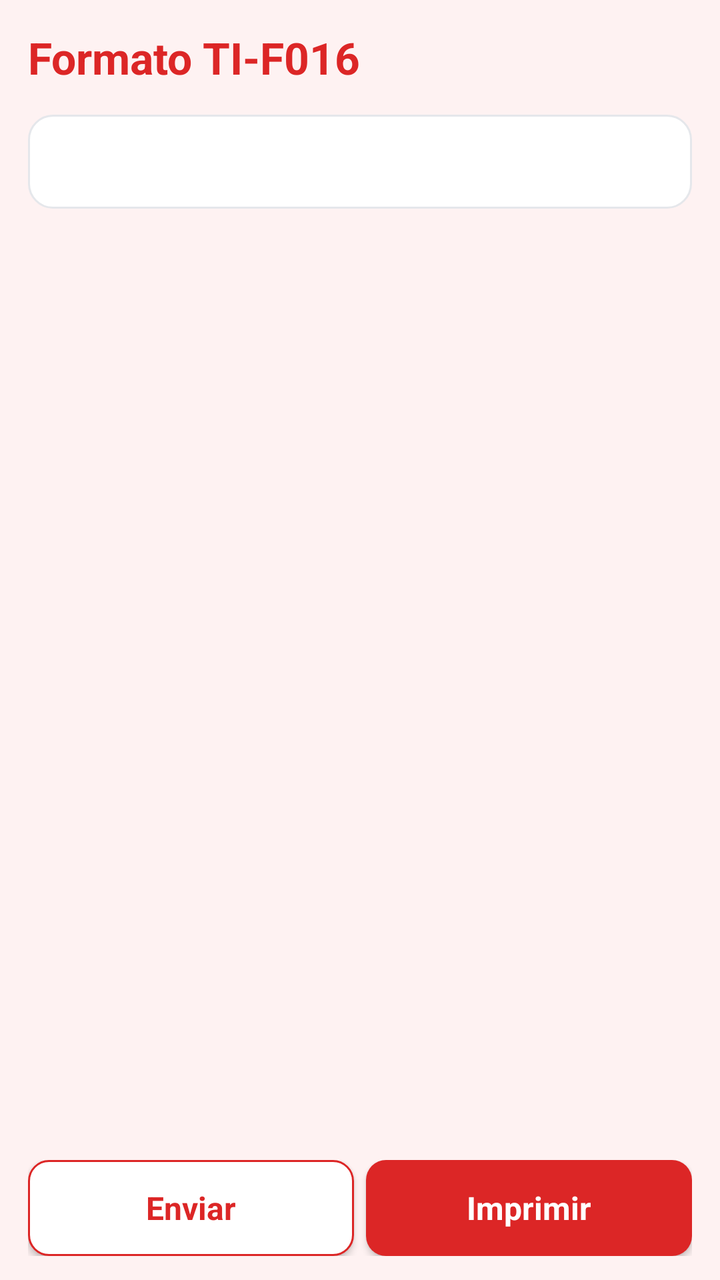
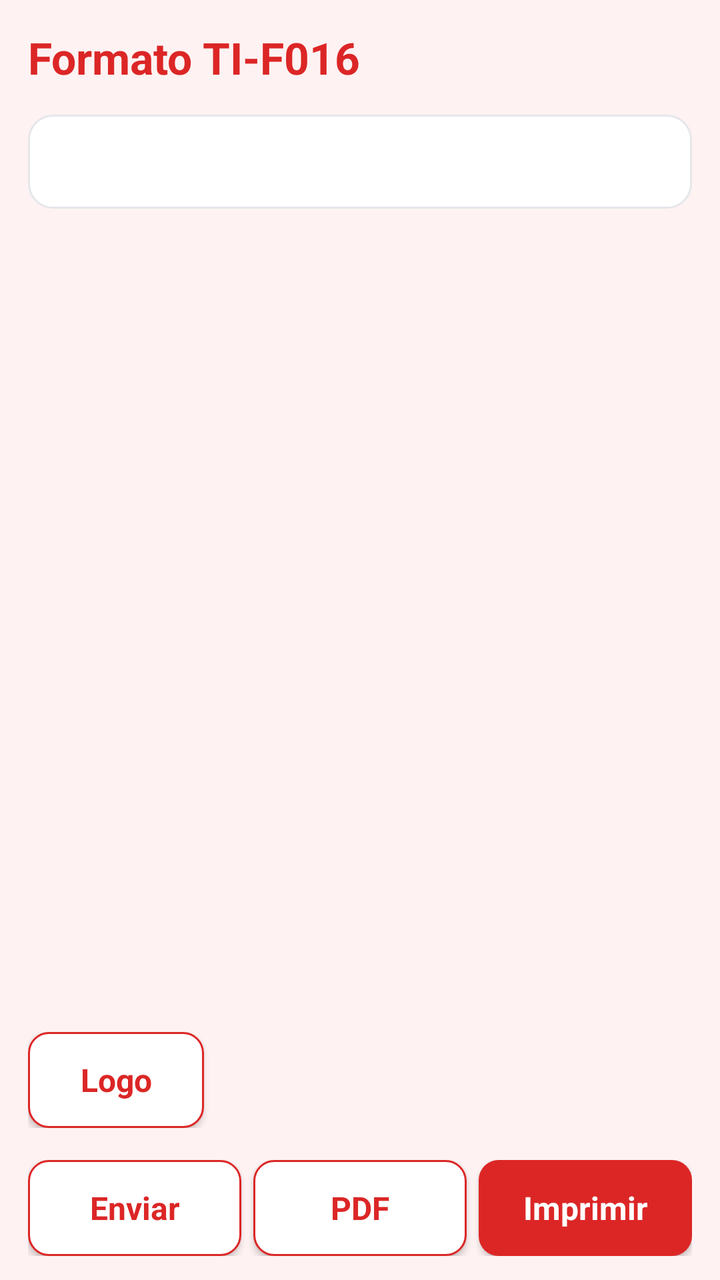

The first picture is an Android layout as it rendered before a commit; the second is the same layout after the commit. The layout source and the unified diff follow.
<!-- AndroidManifest.xml: application theme AppTheme -->
<!-- res/layout/activity_formato.xml -->
<?xml version="1.0" encoding="utf-8"?>
<LinearLayout xmlns:android="http://schemas.android.com/apk/res/android"
    android:layout_width="match_parent"
    android:layout_height="match_parent"
    android:orientation="vertical"
    android:fitsSystemWindows="true"
    android:background="@color/bg">

    <TextView
        android:layout_width="wrap_content"
        android:layout_height="wrap_content"
        android:layout_margin="14dp"
        style="@style/Title"
        android:text="Formato TI-F016" />

    <ScrollView
        android:layout_width="match_parent"
        android:layout_height="0dp"
        android:layout_weight="1">

        <TextView
            android:id="@+id/formatoTexto"
            android:layout_width="match_parent"
            android:layout_height="wrap_content"
            android:layout_marginLeft="14dp"
            android:layout_marginRight="14dp"
            android:background="@drawable/bg_card"
            android:padding="14dp"
            android:textSize="14sp"
            android:textColor="@color/text_primary"
            android:fontFamily="monospace"
            android:textIsSelectable="true" />
    </ScrollView>

    <LinearLayout
        android:layout_width="match_parent"
        android:layout_height="wrap_content"
        android:orientation="horizontal"
        android:paddingLeft="14dp"
        android:paddingRight="14dp"
        android:paddingTop="10dp"
        android:paddingBottom="12dp">

        <Button
            android:id="@+id/btnEnviarFormato"
            style="@style/BtnOutline"
            android:layout_width="0dp"
            android:layout_height="wrap_content"
            android:layout_weight="1"
            android:layout_marginRight="6dp"
            android:text="Enviar" />

        <Button
            android:id="@+id/btnImprimirFormato"
            style="@style/BtnPrimary"
            android:layout_width="0dp"
            android:layout_height="wrap_content"
            android:layout_weight="1"
            android:text="Imprimir" />
    </LinearLayout>
</LinearLayout>
<!-- resources referenced by this layout -->
<resources>
  <color name="bg">#FEF2F2</color>
  <color name="text_primary">#4A1D1D</color>
  <!-- drawable bg_card (drawable) -->
  <?xml version="1.0" encoding="utf-8"?>
  <shape xmlns:android="http://schemas.android.com/apk/res/android" android:shape="rectangle">
      <solid android:color="@color/card" />
      <stroke android:width="1dp" android:color="@color/border" />
      <corners android:radius="12dp" />
  </shape>
  <style name="BtnOutline" parent="android:Widget.Button">
          <item name="android:background">@drawable/bg_button_outline</item>
          <item name="android:textColor">@color/primary</item>
          <item name="android:textSize">16sp</item>
          <item name="android:textStyle">bold</item>
          <item name="android:textAllCaps">false</item>
          <item name="android:paddingLeft">18dp</item>
          <item name="android:paddingRight">18dp</item>
          <item name="android:paddingTop">10dp</item>
          <item name="android:paddingBottom">10dp</item>
      </style>
  <style name="BtnPrimary" parent="android:Widget.Button">
          <item name="android:background">@drawable/bg_button_primary</item>
          <item name="android:textColor">#FFFFFF</item>
          <item name="android:textSize">16sp</item>
          <item name="android:textStyle">bold</item>
          <item name="android:textAllCaps">false</item>
          <item name="android:paddingLeft">18dp</item>
          <item name="android:paddingRight">18dp</item>
          <item name="android:paddingTop">10dp</item>
          <item name="android:paddingBottom">10dp</item>
      </style>
  <style name="Title">
          <item name="android:textSize">22sp</item>
          <item name="android:textStyle">bold</item>
          <item name="android:textColor">@color/primary</item>
      </style>
  <style name="AppTheme" parent="android:Theme.Material.Light.NoActionBar">
          <item name="android:statusBarColor">@color/primary</item>
          <item name="android:navigationBarColor">@color/primary</item>
          <item name="android:windowBackground">@color/bg</item>
          <item name="android:colorAccent">@color/primary</item>
          <item name="android:forceDarkAllowed">false</item>
          <item name="android:windowOptOutEdgeToEdgeEnforcement">true</item>
          <item name="android:windowLayoutInDisplayCutoutMode">shortEdges</item>
      </style>
  <color name="card">#FFFFFF</color>
  <color name="border">#E5E7EB</color>
  <!-- drawable bg_button_outline (drawable) -->
  <?xml version="1.0" encoding="utf-8"?>
  <selector xmlns:android="http://schemas.android.com/apk/res/android">
      <item android:state_pressed="true">
          <shape android:shape="rectangle">
              <solid android:color="@color/primary_light" />
              <stroke android:width="1dp" android:color="@color/primary" />
              <corners android:radius="10dp" />
          </shape>
      </item>
      <item>
          <shape android:shape="rectangle">
              <solid android:color="@color/card" />
              <stroke android:width="1dp" android:color="@color/primary" />
              <corners android:radius="10dp" />
          </shape>
      </item>
  </selector>
  <color name="primary">#DC2626</color>
  <!-- drawable bg_button_primary (drawable) -->
  <?xml version="1.0" encoding="utf-8"?>
  <selector xmlns:android="http://schemas.android.com/apk/res/android">
      <item android:state_pressed="true">
          <shape android:shape="rectangle">
              <solid android:color="@color/primary_dark" />
              <corners android:radius="10dp" />
          </shape>
      </item>
      <item>
          <shape android:shape="rectangle">
              <solid android:color="@color/primary" />
              <corners android:radius="10dp" />
          </shape>
      </item>
  </selector>
  <color name="primary_light">#FEE2E2</color>
  <color name="primary_dark">#B91C1C</color>
</resources>

<!-- the commit's change to res/layout/activity_formato.xml (unified diff, before → after) -->
@@ -36,6 +36,41 @@
         android:layout_width="match_parent"
         android:layout_height="wrap_content"
         android:orientation="horizontal"
+        android:gravity="center_vertical"
+        android:paddingLeft="14dp"
+        android:paddingRight="14dp"
+        android:paddingTop="6dp"
+        android:paddingBottom="6dp">
+
+        <Button
+            android:id="@+id/btnSelectLogo"
+            style="@style/BtnOutline"
+            android:layout_width="wrap_content"
+            android:layout_height="wrap_content"
+            android:text="Logo" />
+
+        <ImageView
+            android:id="@+id/imgLogoPreview"
+            android:layout_width="36dp"
+            android:layout_height="36dp"
+            android:layout_marginLeft="8dp"
+            android:visibility="gone"
+            android:scaleType="centerCrop" />
+
+        <Button
+            android:id="@+id/btnClearLogoAPK"
+            style="@style/BtnOutline"
+            android:layout_width="wrap_content"
+            android:layout_height="wrap_content"
+            android:layout_marginLeft="4dp"
+            android:text="X"
+            android:visibility="gone" />
+    </LinearLayout>
+
+    <LinearLayout
+        android:layout_width="match_parent"
+        android:layout_height="wrap_content"
+        android:orientation="horizontal"
         android:paddingLeft="14dp"
         android:paddingRight="14dp"
         android:paddingTop="10dp"
@@ -51,6 +86,15 @@
             android:text="Enviar" />
 
         <Button
+            android:id="@+id/btnPdfFormato"
+            style="@style/BtnOutline"
+            android:layout_width="0dp"
+            android:layout_height="wrap_content"
+            android:layout_weight="1"
+            android:layout_marginRight="6dp"
+            android:text="PDF" />
+
+        <Button
             android:id="@+id/btnImprimirFormato"
             style="@style/BtnPrimary"
             android:layout_width="0dp"
